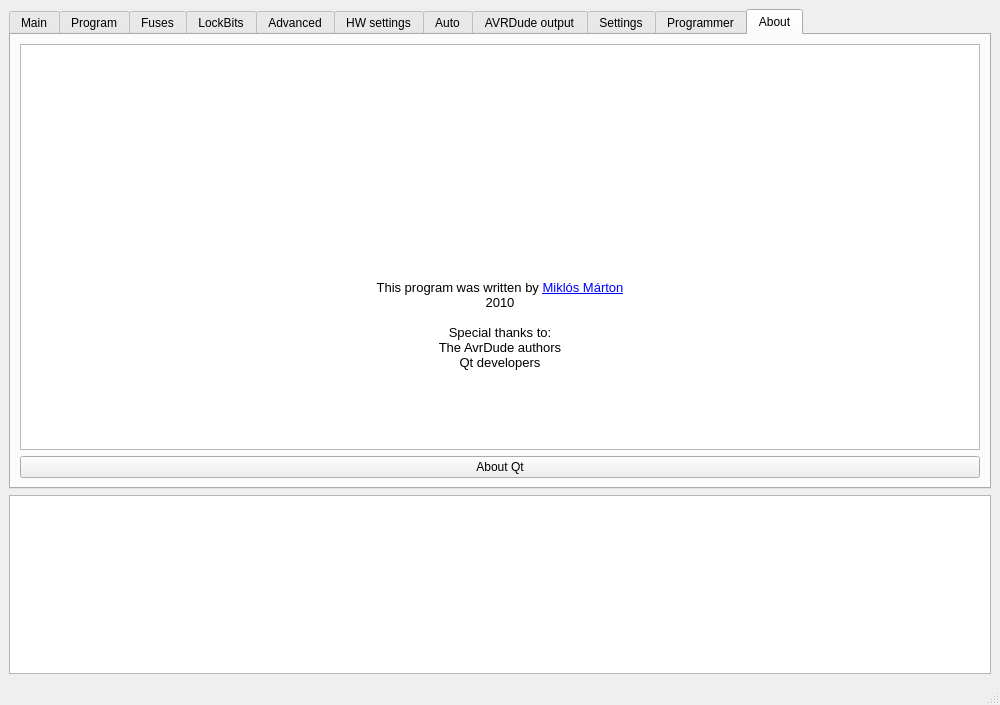
This is mainwindow.ui in martonmiklos/avrdude-qt-gui as Qt 5 draws it before an edit. The edited form follows.
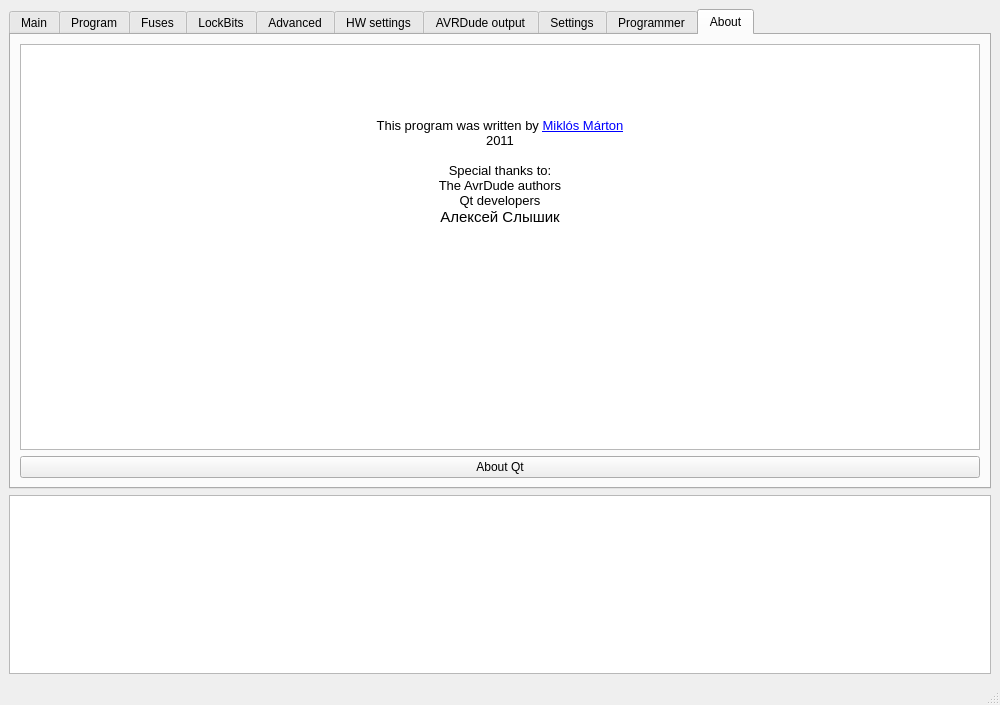
This is the edited form. The open tabs and pages were chosen to show the change. Icons and pictures are not drawn. Custom widgets are drawn as their Qt base class.

Patch:
```diff
--- a/mainwindow.ui
+++ b/mainwindow.ui
@@ -742,11 +742,6 @@
         </item>
        </layout>
       </widget>
-      <widget class="QWidget" name="tabAuto">
-       <attribute name="title">
-        <string>Auto</string>
-       </attribute>
-      </widget>
       <widget class="QWidget" name="tabAVRDudeOutput">
        <attribute name="icon">
         <iconset resource="icons/icons.qrc">
@@ -998,25 +993,15 @@
 &lt;tr&gt;
 &lt;td style=&quot;border: none;&quot;&gt;
 &lt;p style=&quot;-qt-paragraph-type:empty; margin-top:0px; margin-bottom:0px; margin-left:0px; margin-right:0px; -qt-block-indent:0; text-indent:0px;&quot;&gt;&lt;/p&gt;
-&lt;p style=&quot;-qt-paragraph-type:empty; margin-top:0px; margin-bottom:0px; margin-left:0px; margin-right:0px; -qt-block-indent:0; text-indent:0px; font-family:'Sans'; font-size:10pt;&quot;&gt;&lt;/p&gt;
-&lt;p style=&quot;-qt-paragraph-type:empty; margin-top:0px; margin-bottom:0px; margin-left:0px; margin-right:0px; -qt-block-indent:0; text-indent:0px; font-family:'Sans'; font-size:10pt;&quot;&gt;&lt;/p&gt;
-&lt;p style=&quot;-qt-paragraph-type:empty; margin-top:0px; margin-bottom:0px; margin-left:0px; margin-right:0px; -qt-block-indent:0; text-indent:0px; font-family:'Sans Serif'; font-size:10pt;&quot;&gt;&lt;/p&gt;
-&lt;p style=&quot;-qt-paragraph-type:empty; margin-top:0px; margin-bottom:0px; margin-left:0px; margin-right:0px; -qt-block-indent:0; text-indent:0px; font-family:'Sans'; font-size:10pt;&quot;&gt;&lt;/p&gt;
-&lt;p style=&quot;-qt-paragraph-type:empty; margin-top:0px; margin-bottom:0px; margin-left:0px; margin-right:0px; -qt-block-indent:0; text-indent:0px; font-family:'Sans'; font-size:10pt;&quot;&gt;&lt;/p&gt;
-&lt;p style=&quot;-qt-paragraph-type:empty; margin-top:0px; margin-bottom:0px; margin-left:0px; margin-right:0px; -qt-block-indent:0; text-indent:0px; font-family:'Sans'; font-size:10pt;&quot;&gt;&lt;/p&gt;
-&lt;p style=&quot;-qt-paragraph-type:empty; margin-top:0px; margin-bottom:0px; margin-left:0px; margin-right:0px; -qt-block-indent:0; text-indent:0px; font-family:'Sans'; font-size:10pt;&quot;&gt;&lt;/p&gt;
-&lt;p style=&quot;-qt-paragraph-type:empty; margin-top:0px; margin-bottom:0px; margin-left:0px; margin-right:0px; -qt-block-indent:0; text-indent:0px; font-family:'Sans'; font-size:10pt;&quot;&gt;&lt;/p&gt;
-&lt;p style=&quot;-qt-paragraph-type:empty; margin-top:0px; margin-bottom:0px; margin-left:0px; margin-right:0px; -qt-block-indent:0; text-indent:0px; font-family:'Sans'; font-size:10pt;&quot;&gt;&lt;/p&gt;
-&lt;p style=&quot;-qt-paragraph-type:empty; margin-top:0px; margin-bottom:0px; margin-left:0px; margin-right:0px; -qt-block-indent:0; text-indent:0px; font-family:'Sans'; font-size:10pt;&quot;&gt;&lt;/p&gt;
-&lt;p style=&quot;-qt-paragraph-type:empty; margin-top:0px; margin-bottom:0px; margin-left:0px; margin-right:0px; -qt-block-indent:0; text-indent:0px; font-family:'Sans'; font-size:10pt;&quot;&gt;&lt;/p&gt;
-&lt;p style=&quot;-qt-paragraph-type:empty; margin-top:0px; margin-bottom:0px; margin-left:0px; margin-right:0px; -qt-block-indent:0; text-indent:0px; font-family:'Sans'; font-size:10pt;&quot;&gt;&lt;/p&gt;
+&lt;p style=&quot;-qt-paragraph-type:empty; margin-top:0px; margin-bottom:0px; margin-left:0px; margin-right:0px; -qt-block-indent:0; text-indent:0px;&quot;&gt;&lt;/p&gt;
 &lt;p style=&quot;-qt-paragraph-type:empty; margin-top:0px; margin-bottom:0px; margin-left:0px; margin-right:0px; -qt-block-indent:0; text-indent:0px; font-family:'Sans'; font-size:10pt;&quot;&gt;&lt;/p&gt;
 &lt;p align=&quot;center&quot; style=&quot; margin-top:0px; margin-bottom:0px; margin-left:0px; margin-right:0px; -qt-block-indent:0; text-indent:0px;&quot;&gt;&lt;span style=&quot; font-family:'Sans'; font-size:10pt;&quot;&gt;This program was written by &lt;/span&gt;&lt;a href=&quot;mailto:martonmiklosqdev@gmail.com&quot;&gt;&lt;span style=&quot; font-family:'Sans'; font-size:10pt; text-decoration: underline; color:#0000ff;&quot;&gt;Miklós Márton&lt;/span&gt;&lt;/a&gt;&lt;/p&gt;
-&lt;p align=&quot;center&quot; style=&quot; margin-top:0px; margin-bottom:0px; margin-left:0px; margin-right:0px; -qt-block-indent:0; text-indent:0px;&quot;&gt;&lt;span style=&quot; font-family:'Sans'; font-size:10pt;&quot;&gt;2010&lt;/span&gt;&lt;/p&gt;
+&lt;p align=&quot;center&quot; style=&quot; margin-top:0px; margin-bottom:0px; margin-left:0px; margin-right:0px; -qt-block-indent:0; text-indent:0px;&quot;&gt;&lt;span style=&quot; font-family:'Sans'; font-size:10pt;&quot;&gt;2011&lt;/span&gt;&lt;/p&gt;
 &lt;p align=&quot;center&quot; style=&quot;-qt-paragraph-type:empty; margin-top:0px; margin-bottom:0px; margin-left:0px; margin-right:0px; -qt-block-indent:0; text-indent:0px; font-family:'Sans'; font-size:10pt;&quot;&gt;&lt;/p&gt;
 &lt;p align=&quot;center&quot; style=&quot; margin-top:0px; margin-bottom:0px; margin-left:0px; margin-right:0px; -qt-block-indent:0; text-indent:0px;&quot;&gt;&lt;span style=&quot; font-family:'Sans'; font-size:10pt;&quot;&gt;Special thanks to:&lt;/span&gt;&lt;/p&gt;
 &lt;p align=&quot;center&quot; style=&quot; margin-top:0px; margin-bottom:0px; margin-left:0px; margin-right:0px; -qt-block-indent:0; text-indent:0px;&quot;&gt;&lt;span style=&quot; font-family:'Sans'; font-size:10pt;&quot;&gt;The AvrDude authors&lt;/span&gt;&lt;/p&gt;
-&lt;p align=&quot;center&quot; style=&quot; margin-top:0px; margin-bottom:0px; margin-left:0px; margin-right:0px; -qt-block-indent:0; text-indent:0px;&quot;&gt;&lt;span style=&quot; font-family:'Sans'; font-size:10pt;&quot;&gt;Qt developers&lt;/span&gt;&lt;/p&gt;&lt;/td&gt;&lt;/tr&gt;&lt;/table&gt;&lt;/body&gt;&lt;/html&gt;</string>
+&lt;p align=&quot;center&quot; style=&quot; margin-top:0px; margin-bottom:0px; margin-left:0px; margin-right:0px; -qt-block-indent:0; text-indent:0px;&quot;&gt;&lt;span style=&quot; font-family:'Sans'; font-size:10pt;&quot;&gt;Qt developers&lt;/span&gt;&lt;/p&gt;
+&lt;p align=&quot;center&quot; style=&quot; margin-top:0px; margin-bottom:0px; margin-left:0px; margin-right:0px; -qt-block-indent:0; text-indent:0px;&quot;&gt;Алексей Слышик&lt;/p&gt;&lt;/td&gt;&lt;/tr&gt;&lt;/table&gt;&lt;/body&gt;&lt;/html&gt;</string>
           </property>
           <property name="openExternalLinks">
            <bool>true</bool>
```
Left out of the diff: 11 changed lines with no effect on the pictures.
